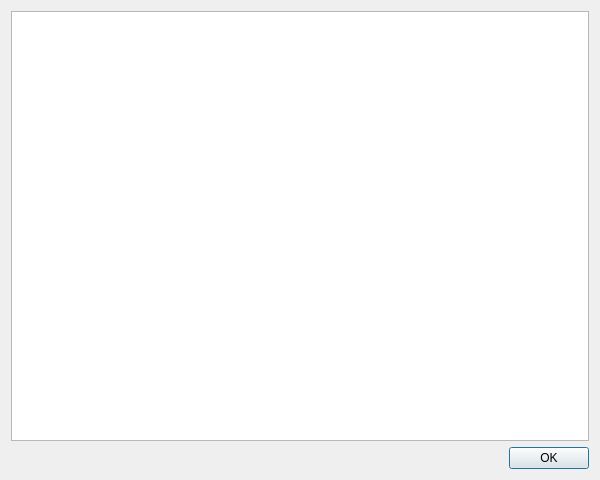
Old version of the form client_desktop/aboutdialog.ui in the repository ricardoquesada/unijoysticle.
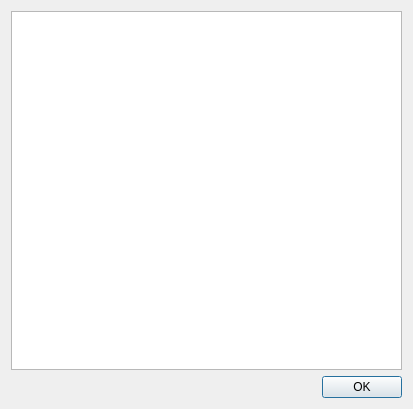
New version of the form.

The edit to the form file:
```diff
--- a/client_desktop/aboutdialog.ui
+++ b/client_desktop/aboutdialog.ui
@@ -6,8 +6,8 @@
    <rect>
     <x>0</x>
     <y>0</y>
-    <width>600</width>
-    <height>480</height>
+    <width>413</width>
+    <height>409</height>
    </rect>
   </property>
   <property name="windowTitle">
```
